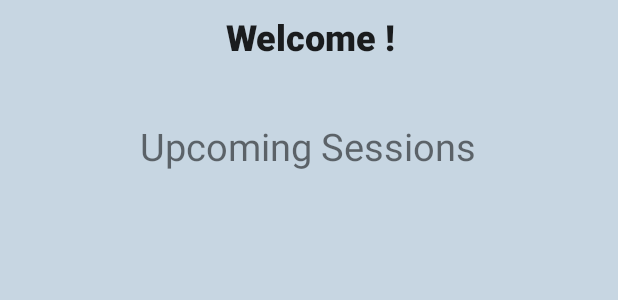
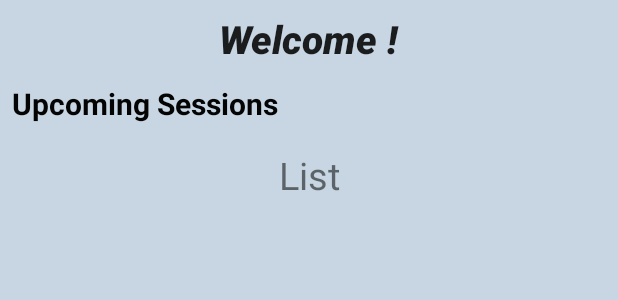
Before and after one commit to shahvard/Capstone, an Android app: the layout activity_student_home_page.xml on its own in the app's theme, with its tools: preview values and no code run, on a phone screen of 412 x 824 dp. Shown: the top 300 px of the screen. Run offline under Robolectric (Android 15) with nearby library versions, the phone set to English and light mode, and no system bars.

Commit message:
Added login, landing and home page UIs

```diff
--- a/app/src/main/java/sheridancollege/proWarriors/Login/LoginActivity.kt
+++ b/app/src/main/java/sheridancollege/proWarriors/Login/LoginActivity.kt
@@ -25,10 +25,12 @@ class LoginActivity : AppCompatActivity() {
         loginButton.setOnClickListener {
             if(intent.getStringExtra("type") == "student"){
                 var i = Intent(this, StudentHomePage::class.java)
+                i.putExtra("studentName", userName.text)
                 startActivity(i)
             }
             if(intent.getStringExtra("type") == "tutor"){
                 var i = Intent(this, TutorHomeActivity::class.java)
+                i.putExtra("tutorName", userName.text)
                 startActivity(i)
             }
         }
--- a/app/src/main/java/sheridancollege/proWarriors/Student/StudentHomePage.kt
+++ b/app/src/main/java/sheridancollege/proWarriors/Student/StudentHomePage.kt
@@ -2,11 +2,16 @@ package sheridancollege.proWarriors.Student
 
 import androidx.appcompat.app.AppCompatActivity
 import android.os.Bundle
+import android.widget.TextView
+import org.w3c.dom.Text
 import sheridancollege.proWarriors.R
 
 class StudentHomePage : AppCompatActivity() {
     override fun onCreate(savedInstanceState: Bundle?) {
         super.onCreate(savedInstanceState)
         setContentView(R.layout.activity_student_home_page)
+
+        val heading = findViewById<TextView>(R.id.headingView)
+        heading.text = "Welcome " + intent.getStringExtra("studentName")
     }
 }
--- a/app/src/main/res/layout/activity_login.xml
+++ b/app/src/main/res/layout/activity_login.xml
@@ -73,7 +73,7 @@
         android:layout_marginTop="5dp"
         android:layout_marginEnd="24dp"
         android:ems="10"
-        android:inputType="textPersonName|textEmailAddress"
+        android:inputType="text"
         android:text="Email"
         android:textSize="16sp"
         app:layout_constraintEnd_toEndOf="parent"
--- a/app/src/main/res/layout/activity_student_home_page.xml
+++ b/app/src/main/res/layout/activity_student_home_page.xml
@@ -9,27 +9,45 @@
 
     <TextView
         android:id="@+id/sessionsList"
-        android:layout_width="411dp"
-        android:layout_height="230dp"
-        android:layout_marginTop="80dp"
+        android:layout_width="392dp"
+        android:layout_height="420dp"
+        android:layout_marginTop="8dp"
         android:maxLines="10"
         android:minLines="1"
-        android:text="@string/upcoming_sessions"
+        android:text="List"
         android:textAlignment="center"
         android:textSize="25sp"
+        app:layout_constraintEnd_toEndOf="parent"
+        app:layout_constraintStart_toStartOf="parent"
+        app:layout_constraintTop_toBottomOf="@+id/textView2" />
+
+    <TextView
+        android:id="@+id/headingView"
+        android:layout_width="250dp"
+        android:layout_height="39dp"
+        android:layout_marginStart="116dp"
+        android:layout_marginTop="8dp"
+        android:layout_marginEnd="117dp"
+        android:fontFamily="sans-serif-black"
+        android:text="@string/welcome"
+        android:textAlignment="center"
+        android:textAppearance="@style/TextAppearance.AppCompat.Large"
+        android:textSize="26sp"
+        android:textStyle="bold|italic"
+        app:layout_constraintEnd_toEndOf="parent"
         app:layout_constraintStart_toStartOf="parent"
         app:layout_constraintTop_toTopOf="parent" />
 
     <TextView
-        android:id="@+id/headingView"
-        android:layout_width="413dp"
-        android:layout_height="29dp"
+        android:id="@+id/textView2"
+        android:layout_width="180dp"
+        android:layout_height="36dp"
+        android:layout_marginStart="8dp"
         android:layout_marginTop="8dp"
-        android:fontFamily="sans-serif-black"
-        android:text="@string/welcome"
-        android:textAlignment="center"
-        android:textAppearance="@style/TextAppearance.AppCompat.Large"
-        android:textSize="24sp"
+        android:text="@string/upcoming_sessions"
+        android:textColor="#050404"
+        android:textSize="20sp"
+        android:textStyle="bold"
         app:layout_constraintStart_toStartOf="parent"
-        app:layout_constraintTop_toTopOf="parent" />
+        app:layout_constraintTop_toBottomOf="@+id/headingView" />
 </androidx.constraintlayout.widget.ConstraintLayout>
```
